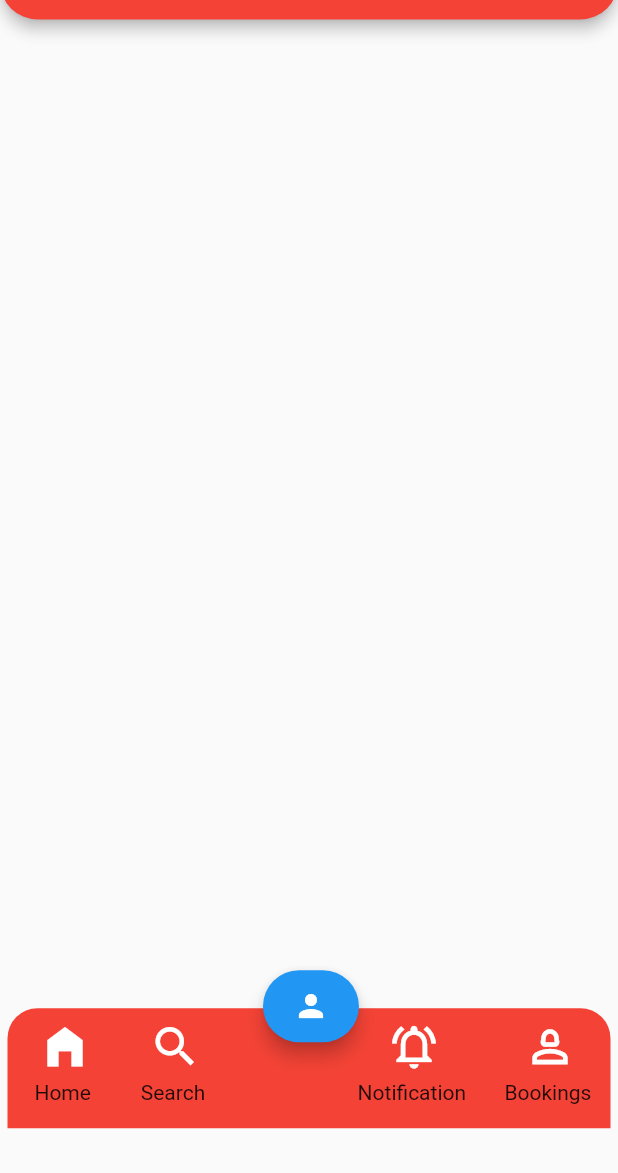
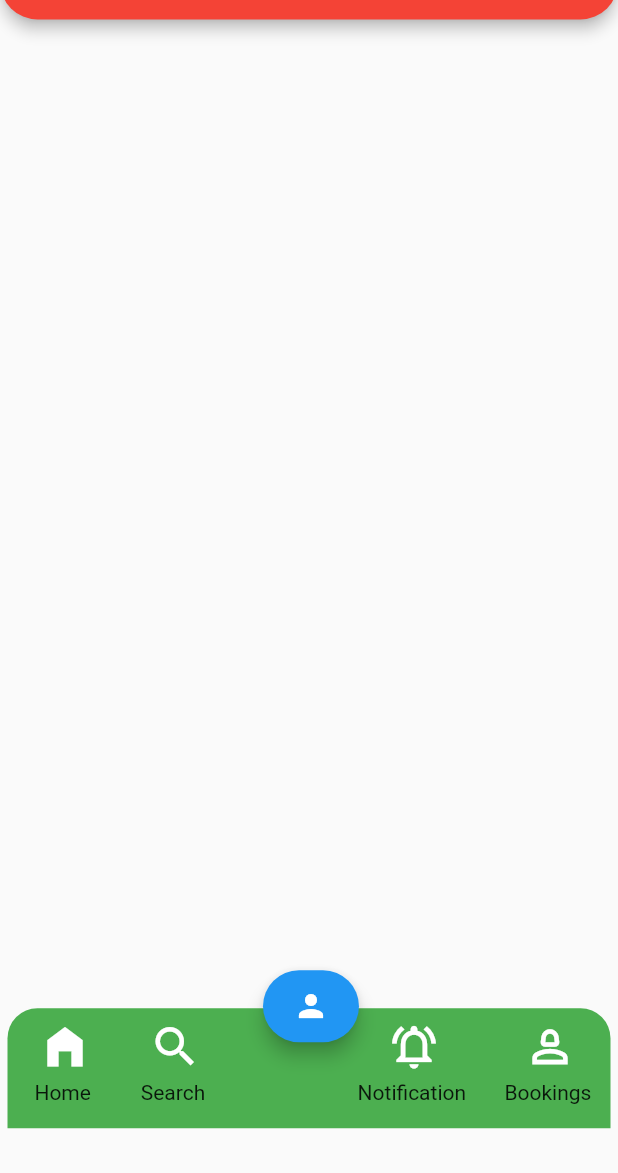
Before and after one commit to miniproject-gcek-group4/Vpool_amal, a Flutter app: the DualHome screen opened directly with empty values, on a phone screen of 412 x 824 dp, the part 63-1236 px from its top. Run offline on Flutter 3.47's test engine with Material 2 defaults, Android fonts, the phone set to English and light mode, and no system bars; our stand-ins replace cloud_firestore, firebase_auth, firebase_core, flutter_map, google_fonts, latlong2 and 4 more; missing offline and left inert: encrypt, flutter_barcode_scanner, qr_code_scanner; accounts and stored records are empty.

Commit message:
Update main.dart

```diff
--- a/lib/main.dart
+++ b/lib/main.dart
@@ -8,7 +8,7 @@ import 'package:untitled1/models/user.dart';
 import 'models/components.dart';
 
 ///colors to top app bar and bottom naviagtion bar
-Color topcolor = Colors.red, bottomColor = Colors.red;
+Color topcolor = Colors.red, bottomColor = Colors.green;
 
 ///main function
 void main() async {
```
